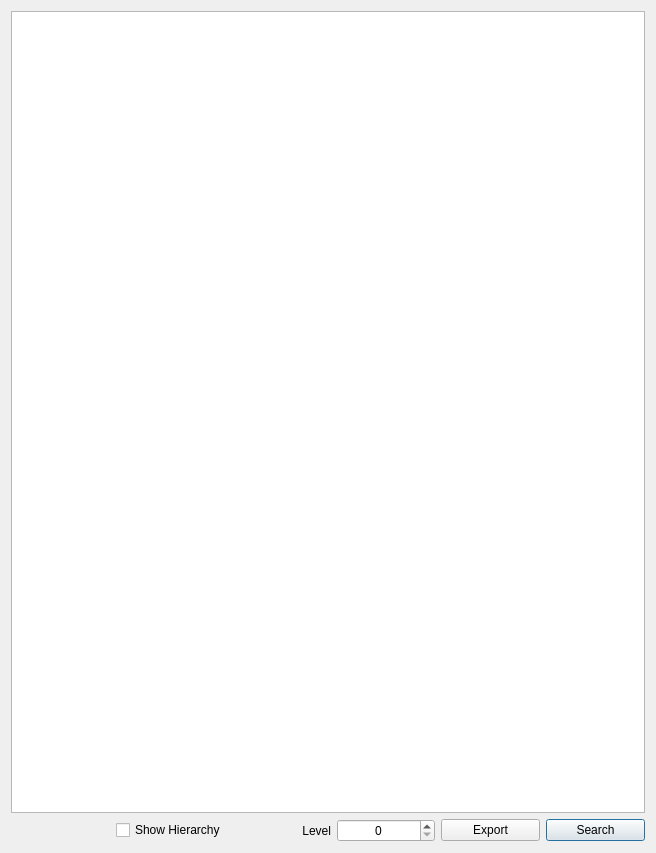
hallamlab/MetaPathwaysGUI, file datamodel/htabledata.ui: the form before one commit.
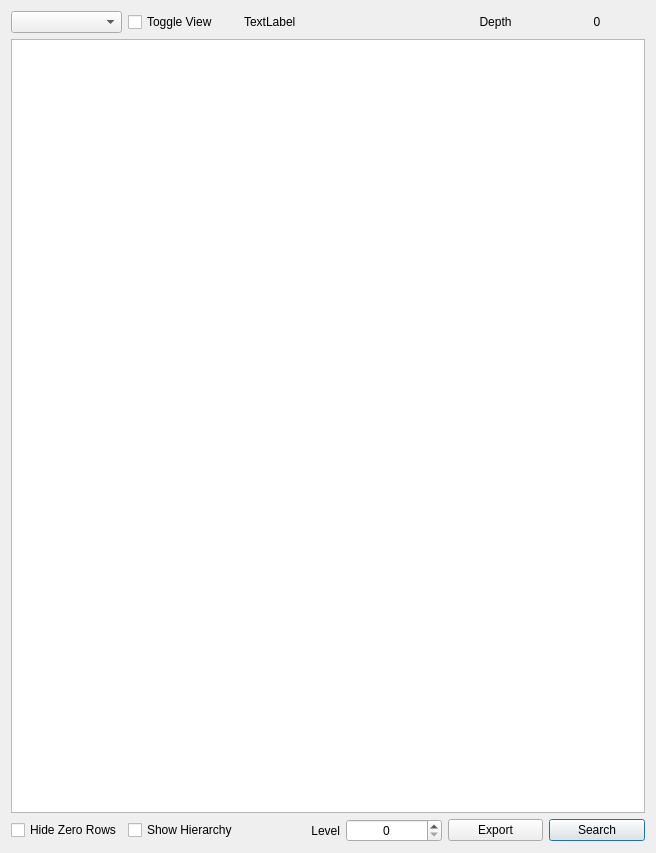
The form after the commit.

```diff
--- a/datamodel/htabledata.ui
+++ b/datamodel/htabledata.ui
@@ -14,31 +14,28 @@
    <string>Dialog</string>
   </property>
   <layout class="QGridLayout" name="gridLayout">
-   <item row="0" column="0" colspan="6">
-    <widget class="QTableWidget" name="tableWidget"/>
+   <item row="2" column="1">
+    <widget class="QCheckBox" name="showHierarchy">
+     <property name="text">
+      <string>Show Hierarchy</string>
+     </property>
+    </widget>
    </item>
-   <item row="1" column="5">
+   <item row="2" column="5">
     <widget class="QPushButton" name="searchButton">
      <property name="text">
       <string>Search</string>
      </property>
     </widget>
    </item>
-   <item row="1" column="4">
+   <item row="2" column="4">
     <widget class="QPushButton" name="exportButton">
      <property name="text">
       <string>Export</string>
      </property>
     </widget>
    </item>
-   <item row="1" column="3">
-    <widget class="QSpinBox" name="showDepth">
-     <property name="alignment">
-      <set>Qt::AlignCenter</set>
-     </property>
-    </widget>
-   </item>
-   <item row="1" column="2">
+   <item row="2" column="2">
     <widget class="QLabel" name="label">
      <property name="text">
       <string>Level</string>
@@ -48,10 +45,61 @@
      </property>
     </widget>
    </item>
-   <item row="1" column="1">
-    <widget class="QCheckBox" name="showHierarchy">
+   <item row="0" column="0">
+    <widget class="QComboBox" name="categorySelector"/>
+   </item>
+   <item row="1" column="0" colspan="6">
+    <widget class="QTableWidget" name="tableWidget">
+     <property name="editTriggers">
+      <set>QAbstractItemView::AnyKeyPressed|QAbstractItemView::EditKeyPressed</set>
+     </property>
+    </widget>
+   </item>
+   <item row="2" column="3">
+    <widget class="QSpinBox" name="showDepth">
+     <property name="alignment">
+      <set>Qt::AlignCenter</set>
+     </property>
+    </widget>
+   </item>
+   <item row="0" column="5">
+    <widget class="QLabel" name="depthLabelValue">
      <property name="text">
-      <string>Show Hierarchy</string>
+      <string>0</string>
+     </property>
+     <property name="alignment">
+      <set>Qt::AlignCenter</set>
+     </property>
+    </widget>
+   </item>
+   <item row="0" column="4">
+    <widget class="QLabel" name="depthLabel">
+     <property name="text">
+      <string>Depth</string>
+     </property>
+     <property name="alignment">
+      <set>Qt::AlignCenter</set>
+     </property>
+    </widget>
+   </item>
+   <item row="0" column="1">
+    <widget class="QCheckBox" name="viewToggleBox">
+     <property name="text">
+      <string>Toggle View</string>
+     </property>
+    </widget>
+   </item>
+   <item row="0" column="2" colspan="2">
+    <widget class="QLabel" name="subCategoryName">
+     <property name="text">
+      <string>TextLabel</string>
+     </property>
+    </widget>
+   </item>
+   <item row="2" column="0">
+    <widget class="QCheckBox" name="hideZeroRows">
+     <property name="text">
+      <string>Hide Zero Rows</string>
      </property>
     </widget>
    </item>
```
Left out of the diff: 2 changed lines with no effect on the pictures.
